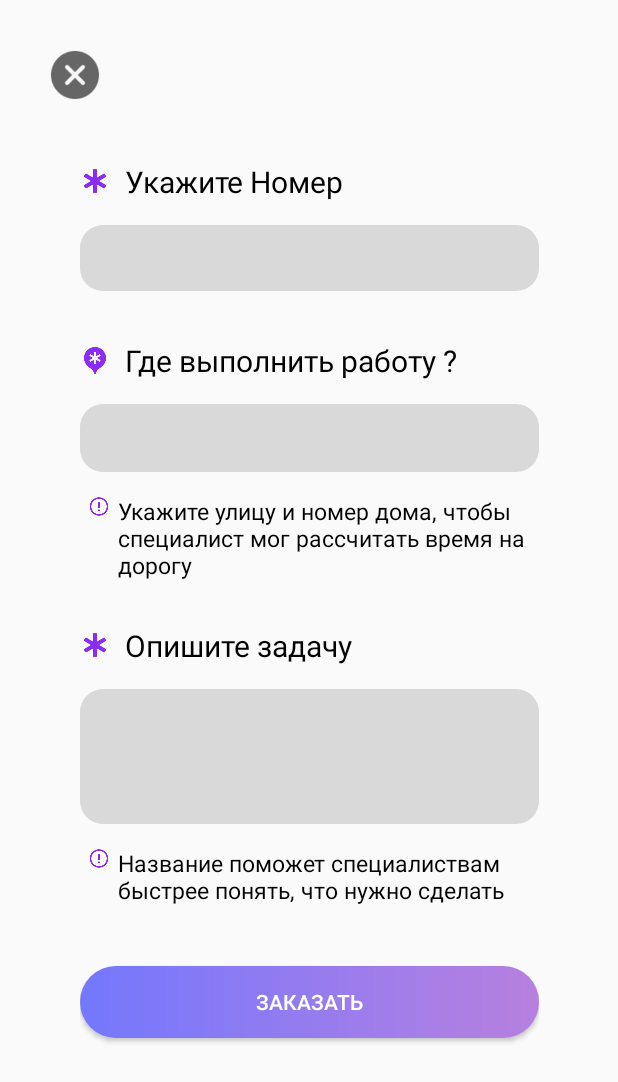
After one commit to polyaa25/HomeWorkers, an Android app: the CreateOrder screen opened directly, with no data from a screen before it, on a phone screen of 412 x 824 dp. The commit adds this screen. Shown: the top 1082 px of the screen. Run offline under Robolectric (Android 15) with nearby library versions, the phone set to English and light mode, and no system bars.

Commit message:
Создание activity c созданием заказа

```diff
--- a/app/src/main/AndroidManifest.xml
+++ b/app/src/main/AndroidManifest.xml
@@ -20,6 +20,9 @@
         android:supportsRtl="true"
         android:theme="@style/Theme.HomeWorkers2"
         tools:targetApi="31">
+        <activity
+            android:name=".CreateOrder"
+            android:exported="false" />
         <activity
             android:name=".Employee"
             android:exported="false" />
--- /dev/null
+++ b/app/src/main/java/com/example/homeworkers2/CreateOrder.java
@@ -0,0 +1,14 @@
+package com.example.homeworkers2;
+
+import androidx.appcompat.app.AppCompatActivity;
+
+import android.os.Bundle;
+
+public class CreateOrder extends AppCompatActivity {
+
+    @Override
+    protected void onCreate(Bundle savedInstanceState) {
+        super.onCreate(savedInstanceState);
+        setContentView(R.layout.activity_create_order);
+    }
+}
--- a/app/src/main/java/com/example/homeworkers2/Services.java
+++ b/app/src/main/java/com/example/homeworkers2/Services.java
@@ -2,13 +2,17 @@ package com.example.homeworkers2;
 
 import androidx.appcompat.app.AppCompatActivity;
 
+import android.content.Intent;
 import android.os.Bundle;
 import android.view.View;
+import android.widget.Button;
 import android.widget.ImageButton;
 
 public class Services extends AppCompatActivity {
 
     private ImageButton stopButton;
+
+    private Button nextButton;
 
     @Override
     protected void onCreate(Bundle savedInstanceState) {
@@ -17,6 +21,7 @@ public class Services extends AppCompatActivity {
 
 
         stopButton = findViewById(R.id.stopButton);
+        nextButton = findViewById(R.id.service1);
 
         stopButton.setOnClickListener(new View.OnClickListener() {
             @Override
@@ -25,5 +30,13 @@ public class Services extends AppCompatActivity {
             }
         });
 
+        nextButton.setOnClickListener(new View.OnClickListener() {
+            @Override
+            public void onClick(View v) {
+                Intent intent = new Intent(Services.this, CreateOrder.class);
+                startActivity(intent);
+            }
+        });
+
     }
 }
--- /dev/null
+++ b/app/src/main/res/drawable/ic_message_stars.xml
@@ -0,0 +1,4 @@
+<?xml version="1.0" encoding="utf-8"?>
+<layer-list xmlns:android="http://schemas.android.com/apk/res/android">
+    <item android:drawable="@drawable/message_stars" android:width="20dp" android:height="20dp" android:gravity="center"/>
+</layer-list>
--- /dev/null
+++ b/app/src/main/res/drawable/ic_stars.xml
@@ -0,0 +1,4 @@
+<?xml version="1.0" encoding="utf-8"?>
+<layer-list xmlns:android="http://schemas.android.com/apk/res/android">
+    <item android:drawable="@drawable/stars" android:width="20dp" android:height="20dp" android:gravity="center"/>
+</layer-list>
--- /dev/null
+++ b/app/src/main/res/drawable/ic_znak.xml
@@ -0,0 +1,4 @@
+<?xml version="1.0" encoding="utf-8"?>
+<layer-list xmlns:android="http://schemas.android.com/apk/res/android">
+    <item android:drawable="@drawable/znak" android:width="15dp" android:height="15dp" android:gravity="start"/>
+</layer-list>
--- a/app/src/main/res/drawable/text_background.xml
+++ b/app/src/main/res/drawable/text_background.xml
@@ -2,5 +2,5 @@
 <shape xmlns:android="http://schemas.android.com/apk/res/android"
     android:shape="rectangle">
     <solid android:color="@color/gray"/> <!-- Задний фон -->
-    <corners android:radius="30dp"/> <!-- Радиус скругления углов -->
+    <corners android:radius="15dp"/> <!-- Радиус скругления углов -->
 </shape>
--- /dev/null
+++ b/app/src/main/res/layout/activity_create_order.xml
@@ -0,0 +1,160 @@
+<?xml version="1.0" encoding="utf-8"?>
+<androidx.constraintlayout.widget.ConstraintLayout xmlns:android="http://schemas.android.com/apk/res/android"
+    xmlns:app="http://schemas.android.com/apk/res-auto"
+    xmlns:tools="http://schemas.android.com/tools"
+    android:layout_width="match_parent"
+    android:layout_height="match_parent"
+    tools:context=".CreateOrder">
+
+    <ImageButton
+        android:id="@+id/stopButton"
+        android:layout_width="40dp"
+        android:layout_height="40dp"
+        android:layout_marginStart="30dp"
+        android:layout_marginTop="30dp"
+        android:background="@color/transparent"
+        android:scaleType="fitCenter"
+        android:src="@drawable/crest"
+        app:layout_constraintStart_toStartOf="parent"
+        app:layout_constraintTop_toTopOf="parent" />
+
+    <LinearLayout
+        android:layout_width="306dp"
+        android:layout_height="629dp"
+        android:layout_marginTop="37dp"
+        android:orientation="vertical"
+        app:layout_constraintEnd_toEndOf="parent"
+        app:layout_constraintStart_toStartOf="parent"
+        app:layout_constraintTop_toBottomOf="@+id/stopButton">
+
+        <LinearLayout
+            android:layout_width="match_parent"
+            android:layout_height="119dp"
+            android:orientation="vertical">
+
+            <TextView
+                android:id="@+id/telephoneText"
+                android:layout_width="match_parent"
+                android:layout_height="wrap_content"
+                android:layout_marginBottom="15dp"
+                android:drawableStart="@drawable/ic_stars"
+                android:drawablePadding="10dp"
+                android:text="Укажите Номер"
+                android:textColor="@color/black"
+                android:textSize="20dp" />
+
+            <EditText
+                android:id="@+id/editTelephoneText"
+                android:layout_width="match_parent"
+                android:layout_height="44dp"
+                android:background="@drawable/text_background"
+                android:ems="10"
+                android:inputType="text" />
+
+        </LinearLayout>
+
+        <LinearLayout
+            android:layout_width="match_parent"
+            android:layout_height="190dp"
+            android:orientation="vertical">
+
+            <TextView
+                android:id="@+id/addressText"
+                android:layout_width="match_parent"
+                android:layout_height="wrap_content"
+                android:layout_marginBottom="15dp"
+                android:drawableStart="@drawable/ic_message_stars"
+                android:drawablePadding="10dp"
+                android:text="Где выполнить работу ?"
+                android:textColor="@color/black"
+                android:textSize="20dp" />
+
+            <EditText
+                android:id="@+id/editAddressText"
+                android:layout_width="match_parent"
+                android:layout_height="45dp"
+                android:background="@drawable/text_background"
+                android:ems="10"
+                android:inputType="text" />
+
+            <LinearLayout
+                android:layout_width="match_parent"
+                android:layout_height="match_parent"
+                android:layout_marginTop="15dp"
+                android:orientation="horizontal">
+
+                <ImageView
+                    android:layout_width="25dp"
+                    android:layout_height="wrap_content"
+                    app:srcCompat="@drawable/ic_znak" />
+
+                <TextView
+                    android:layout_width="281dp"
+                    android:layout_height="61dp"
+                    android:drawablePadding="10dp"
+                    android:text="Укажите улицу и номер дома, чтобы специалист мог рассчитать время на дорогу"
+                    android:textColor="@color/black"
+                    android:textSize="15dp" />
+
+            </LinearLayout>
+
+        </LinearLayout>
+
+        <LinearLayout
+            android:layout_width="match_parent"
+            android:layout_height="227dp"
+            android:orientation="vertical">
+
+            <TextView
+                android:id="@+id/orderText"
+                android:layout_width="match_parent"
+                android:layout_height="wrap_content"
+                android:layout_marginBottom="15dp"
+                android:drawableStart="@drawable/ic_stars"
+                android:drawablePadding="10dp"
+                android:text="Опишите задачу"
+                android:textColor="@color/black"
+                android:textSize="20dp" />
+
+            <EditText
+                android:id="@+id/editOrderText"
+                android:layout_width="match_parent"
+                android:layout_height="90dp"
+                android:background="@drawable/text_background"
+                android:ems="10"
+                android:inputType="text" />
+
+            <LinearLayout
+                android:layout_width="match_parent"
+                android:layout_height="match_parent"
+                android:layout_marginTop="15dp"
+                android:orientation="horizontal">
+
+                <ImageView
+                    android:layout_width="25dp"
+                    android:layout_height="wrap_content"
+                    app:srcCompat="@drawable/ic_znak" />
+
+                <TextView
+                    android:layout_width="281dp"
+                    android:layout_height="82dp"
+                    android:drawablePadding="10dp"
+                    android:text="Название поможет специалиствам быстрее понять, что нужно сделать"
+                    android:textColor="@color/black"
+                    android:textSize="15dp" />
+
+            </LinearLayout>
+
+        </LinearLayout>
+
+        <Button
+            android:id="@+id/button"
+            android:layout_width="match_parent"
+            android:layout_height="wrap_content"
+            android:background="@drawable/gradient2"
+            android:text="Заказать"
+            android:textColor="@color/white" />
+
+    </LinearLayout>
+
+</androidx.constraintlayout.widget.ConstraintLayout>
--- a/app/src/main/res/values/strings.xml
+++ b/app/src/main/res/values/strings.xml
@@ -1,6 +1,7 @@
 <resources>
     <string name="app_in_categories_st">Ремонт и строительство</string>
     <string name="app_in_categories_cl">Уборка и чистка</string>
+    <string name="app_order_create_button">Заказать</string>
     <string name="app_name">HomeWorkers2</string>
     <string name="app_in_name">Алматы</string>
     <string name="app_welc_name">Welcome</string>
```
Also changed, not shown: app/src/main/res/drawable/message_stars.png (added), app/src/main/res/drawable/stars.png (added), app/src/main/res/drawable/znak.png (added).
